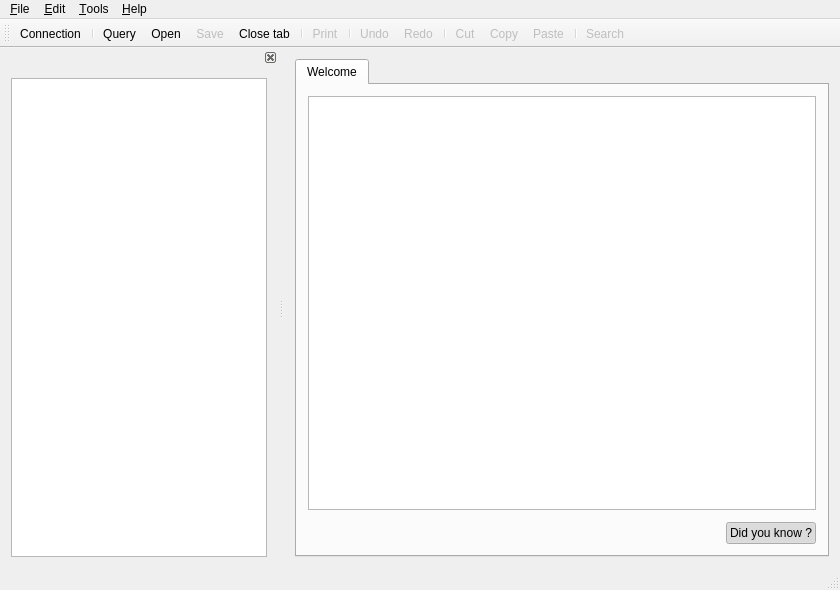
This is src/mainwindow.ui in FrenchDilettante/dbmaster as Qt 5 draws it before an edit. The edited form follows.
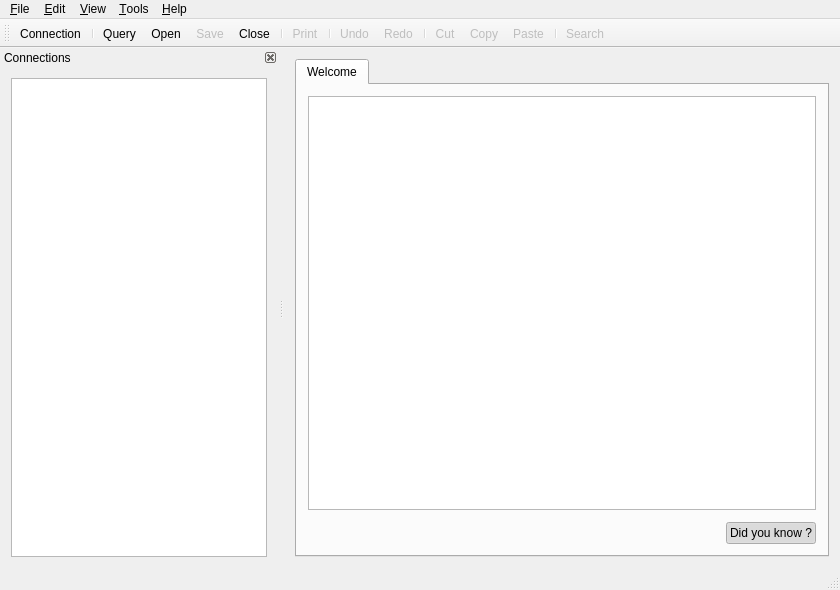
This is the edited form. Icons and pictures are not drawn. Custom widgets are drawn as their Qt base class.

Commit message: Changement sur le bouton fermer

The edit to the form file:
```diff
--- a/src/mainwindow.ui
+++ b/src/mainwindow.ui
@@ -159,8 +159,21 @@
     <addaction name="separator"/>
     <addaction name="actionExit"/>
    </widget>
+   <widget class="QMenu" name="menuView">
+    <property name="title">
+     <string>&amp;View</string>
+    </property>
+    <widget class="QMenu" name="menuPanels">
+     <property name="title">
+      <string>Panels</string>
+     </property>
+     <addaction name="actionLeftPanel"/>
+    </widget>
+    <addaction name="menuPanels"/>
+   </widget>
    <addaction name="menuFile"/>
    <addaction name="menu_Edit"/>
+   <addaction name="menuView"/>
    <addaction name="menuTools"/>
    <addaction name="menuHelp"/>
   </widget>
@@ -197,6 +210,9 @@
    <property name="features">
     <set>QDockWidget::DockWidgetClosable|QDockWidget::DockWidgetMovable</set>
    </property>
+   <property name="windowTitle">
+    <string>Connections</string>
+   </property>
    <attribute name="dockWidgetArea">
     <number>1</number>
    </attribute>
@@ -351,7 +367,7 @@
   </action>
   <action name="actionCloseTab">
    <property name="text">
-    <string>Close tab</string>
+    <string>Close</string>
    </property>
    <property name="toolTip">
     <string>Close the current tab</string>
```
Left out of the diff: 3 changed lines with no effect on the pictures. The commit also changes 3 other files.
